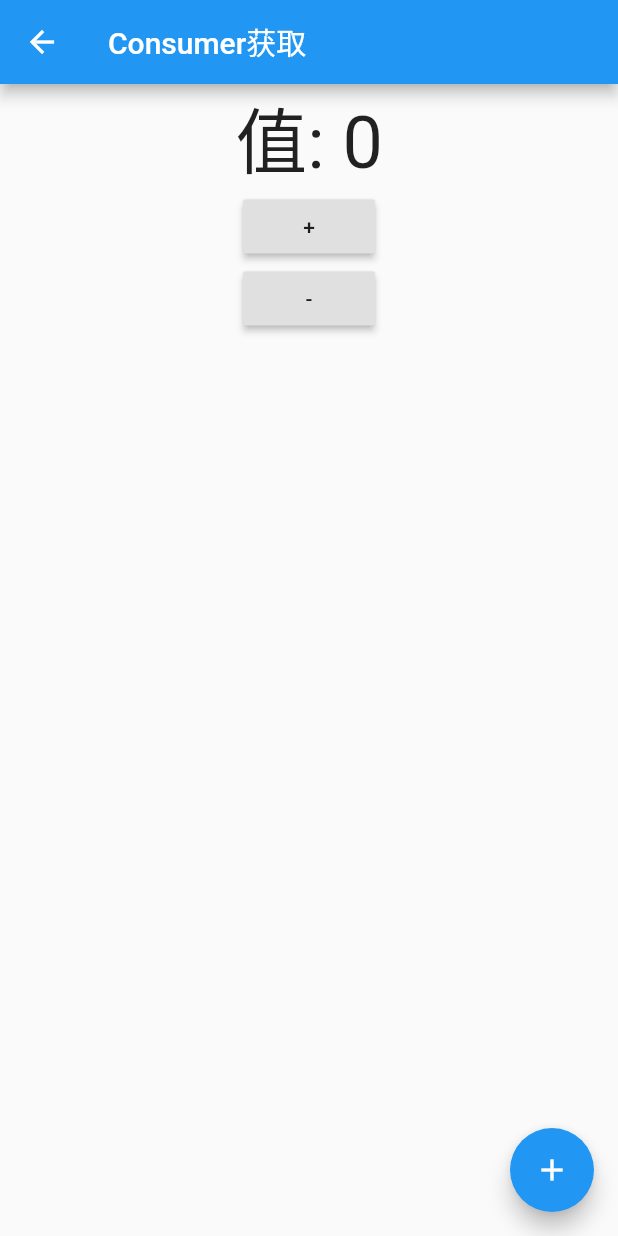
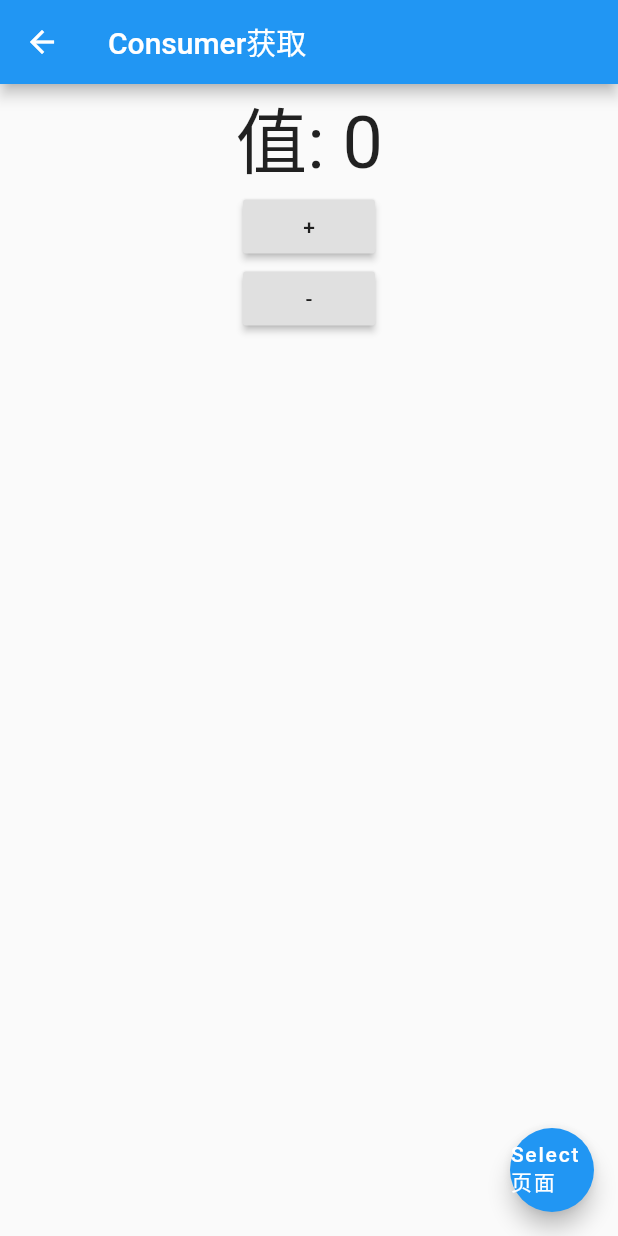
Before and after one commit to UvDream/flutter-provider-demo, a Flutter app: the TestPage screen opened directly, on a phone screen of 412 x 824 dp. Run offline on Flutter 3.47's test engine with Material 2 defaults, Android fonts, the phone set to English and light mode, and no system bars.

Commit message:
[feat] 新用法更简单

```diff
--- a/lib/main.dart
+++ b/lib/main.dart
@@ -3,6 +3,7 @@ import './pages/home.dart';
 import './provider/counter.dart';
 import 'package:provider/provider.dart';
 import './provider/stream.dart';
+import './provider/select.dart';
 
 void main() {
 //  Provider.debugCheckInvalidValueType = null;
@@ -33,7 +34,9 @@ class MyApp extends StatelessWidget {
   @override
   Widget build(BuildContext context) {
     return MultiProvider(
-      providers: [],
+      providers: [
+        ChangeNotifierProvider(builder: (_) => SelectProvider()),
+      ],
       child: MaterialApp(
         title: 'Flutter Demo',
         theme: ThemeData(
--- a/lib/pages/consumer.dart
+++ b/lib/pages/consumer.dart
@@ -1,6 +1,7 @@
 import 'package:flutter/material.dart';
 import 'package:provider/provider.dart';
 import '../provider/counter.dart';
+import './select.dart';
 
 // Consumer获取
 class TestPage extends StatefulWidget {
@@ -16,7 +17,8 @@ class _TestPageState extends State<TestPage> {
           title: Text('Consumer获取'),
         ),
         body: Consumer2<CounterProvider, int>(
-        builder: (context, CounterProvider counter, int textSize, _) => Center(
+          builder: (context, CounterProvider counter, int textSize, _) =>
+              Center(
                 child: Column(
                   children: <Widget>[
                     Text(
@@ -37,14 +39,14 @@ class _TestPageState extends State<TestPage> {
                 ),
               ),
         ),
-      floatingActionButton: Consumer<CounterProvider>(
-        builder: (context, CounterProvider counter, child) =>
-            FloatingActionButton(
-              onPressed: counter.increment,
-              child: child,
-            ),
-        child: Icon(Icons.add),
-      ),
-    );
+        floatingActionButton: FloatingActionButton(
+          child: Text('Select页面'),
+          onPressed: () {
+            Navigator.of(context)
+                .push(MaterialPageRoute(builder: (BuildContext context) {
+              return SelectPage();
+            }));
+          },
+        ));
   }
 }
--- /dev/null
+++ b/lib/provider/select.dart
@@ -0,0 +1,10 @@
+import 'package:flutter/material.dart';
+
+class SelectProvider with ChangeNotifier {
+  bool _isLeft = true;
+  bool get isLeft => _isLeft;
+  void changeSelect(val) {
+    _isLeft = val;
+    notifyListeners();
+  }
+}
```
Also changed, not shown: lib/pages/select.dart (added, +26 -0 lines). Lines whose indentation alone changed are shown as unchanged.
